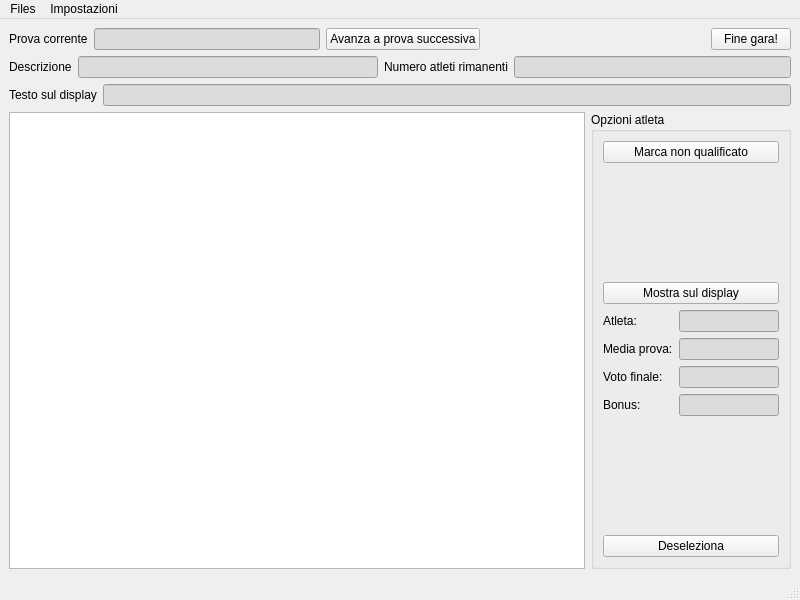
First picture: the form in ui/mainwindow.ui, repository nferruzzi/giudice-server, before the edit.
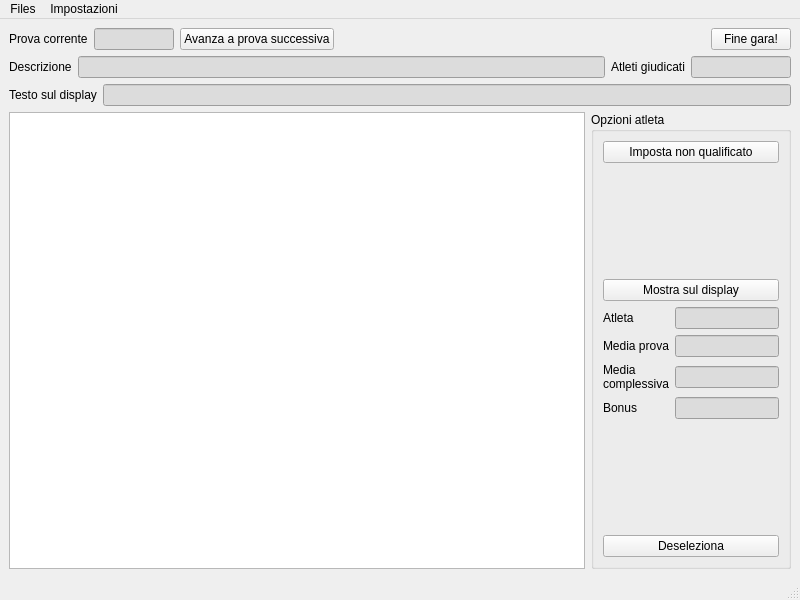
Second picture: the form after the edit.

```diff
--- a/ui/mainwindow.ui
+++ b/ui/mainwindow.ui
@@ -29,6 +29,12 @@
         <property name="enabled">
          <bool>true</bool>
         </property>
+        <property name="maximumSize">
+         <size>
+          <width>80</width>
+          <height>16777215</height>
+         </size>
+        </property>
         <property name="styleSheet">
          <string notr="true">background-color: rgb(220, 220, 220);
 border-color: rgb(0, 0, 0);</string>
@@ -96,12 +102,18 @@
       <item>
        <widget class="QLabel" name="label_3">
         <property name="text">
-         <string>Numero atleti rimanenti</string>
+         <string>Atleti giudicati</string>
         </property>
        </widget>
       </item>
       <item>
        <widget class="QLineEdit" name="usersCounter">
+        <property name="maximumSize">
+         <size>
+          <width>100</width>
+          <height>16777215</height>
+         </size>
+        </property>
         <property name="styleSheet">
          <string notr="true">background-color: rgb(220, 220, 220);
 border-color: rgb(0, 0, 0);</string>
@@ -161,7 +173,7 @@
          <item>
           <widget class="QPushButton" name="markNQ">
            <property name="text">
-            <string>Marca non qualificato</string>
+            <string>Imposta non qualificato</string>
            </property>
           </widget>
          </item>
@@ -190,7 +202,7 @@
            <item row="0" column="0">
             <widget class="QLabel" name="label_4">
              <property name="text">
-              <string>Atleta:</string>
+              <string>Atleta</string>
              </property>
             </widget>
            </item>
@@ -213,7 +225,7 @@
            <item row="1" column="0">
             <widget class="QLabel" name="label_6">
              <property name="text">
-              <string>Media prova:</string>
+              <string>Media prova</string>
              </property>
             </widget>
            </item>
@@ -236,7 +248,8 @@
            <item row="2" column="0">
             <widget class="QLabel" name="label_7">
              <property name="text">
-              <string>Voto finale:</string>
+              <string>Media
+complessiva</string>
              </property>
             </widget>
            </item>
@@ -259,7 +272,7 @@
            <item row="3" column="0">
             <widget class="QLabel" name="label_8">
              <property name="text">
-              <string>Bonus:</string>
+              <string>Bonus</string>
              </property>
             </widget>
            </item>
```
Left out of the diff: 16 changed lines with no effect on the pictures.
